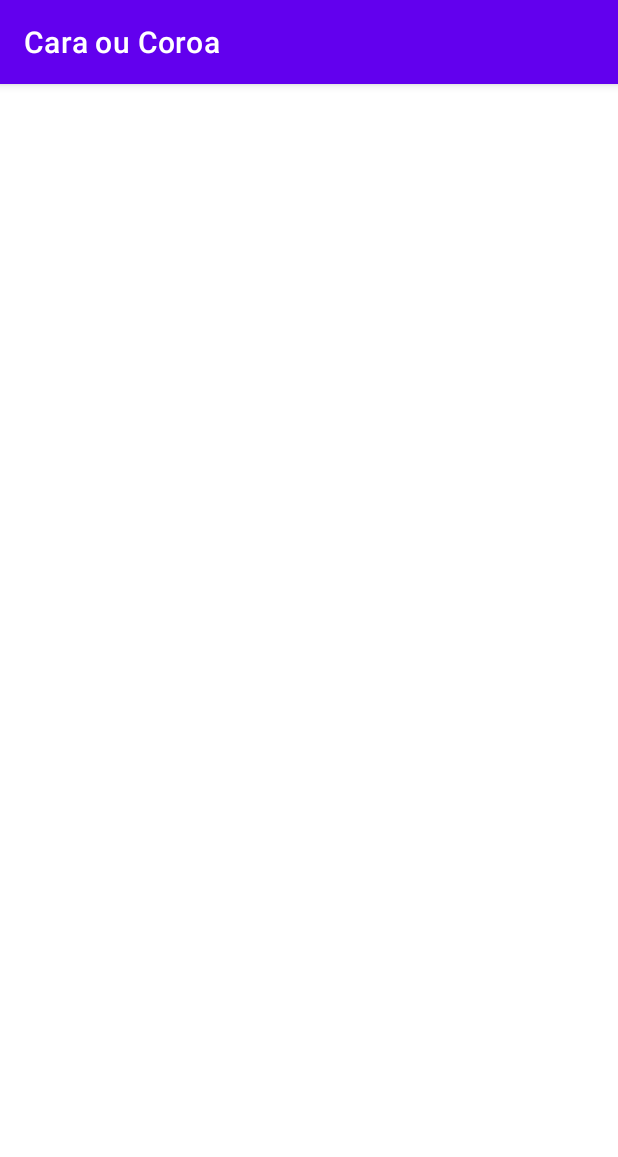
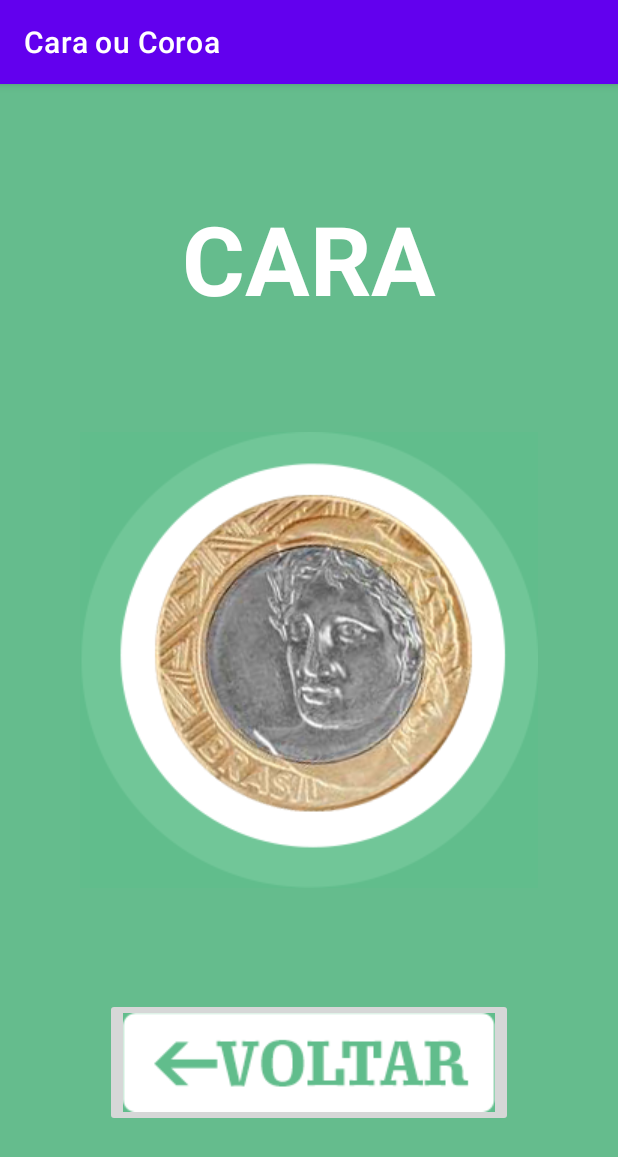
Before and after one commit to ElexandroTorres/Cara-ou-Coroa, an Android app: the ResultActivity screen opened directly, with no data from a screen before it, on a phone screen of 412 x 824 dp. Shown: the top 1157 px of the screen. Run offline under Robolectric (Android 15) with nearby library versions, the phone set to English and light mode, and no system bars.

Commit message:
result activity layout complete

```diff
--- a/app/src/main/res/layout/activity_result.xml
+++ b/app/src/main/res/layout/activity_result.xml
@@ -4,6 +4,40 @@
     xmlns:tools="http://schemas.android.com/tools"
     android:layout_width="match_parent"
     android:layout_height="match_parent"
+    android:background="#65bc8d"
     tools:context=".ResultActivity">
 
+    <TextView
+        android:id="@+id/tvResult"
+        android:layout_width="wrap_content"
+        android:layout_height="wrap_content"
+        app:layout_constraintStart_toStartOf="parent"
+        app:layout_constraintEnd_toEndOf="parent"
+        app:layout_constraintTop_toTopOf="parent"
+        app:layout_constraintBottom_toTopOf="@id/ivResult"
+        android:text="CARA"
+        android:textColor="@color/white"
+        android:textStyle="bold"
+        android:textSize="64sp"/>
+
+    <ImageView
+        android:id="@+id/ivResult"
+        android:layout_width="wrap_content"
+        android:layout_height="wrap_content"
+        app:layout_constraintStart_toStartOf="parent"
+        app:layout_constraintEnd_toEndOf="parent"
+        app:layout_constraintTop_toTopOf="parent"
+        app:layout_constraintBottom_toBottomOf="parent"
+        android:src="@drawable/moeda_cara"/>
+
+    <ImageButton
+        android:layout_width="wrap_content"
+        android:layout_height="wrap_content"
+        android:src="@drawable/botao_voltar"
+        app:layout_constraintStart_toStartOf="parent"
+        app:layout_constraintEnd_toEndOf="parent"
+        app:layout_constraintTop_toBottomOf="@id/ivResult"
+        app:layout_constraintBottom_toBottomOf="parent"
+        />
+
 </androidx.constraintlayout.widget.ConstraintLayout>
```
